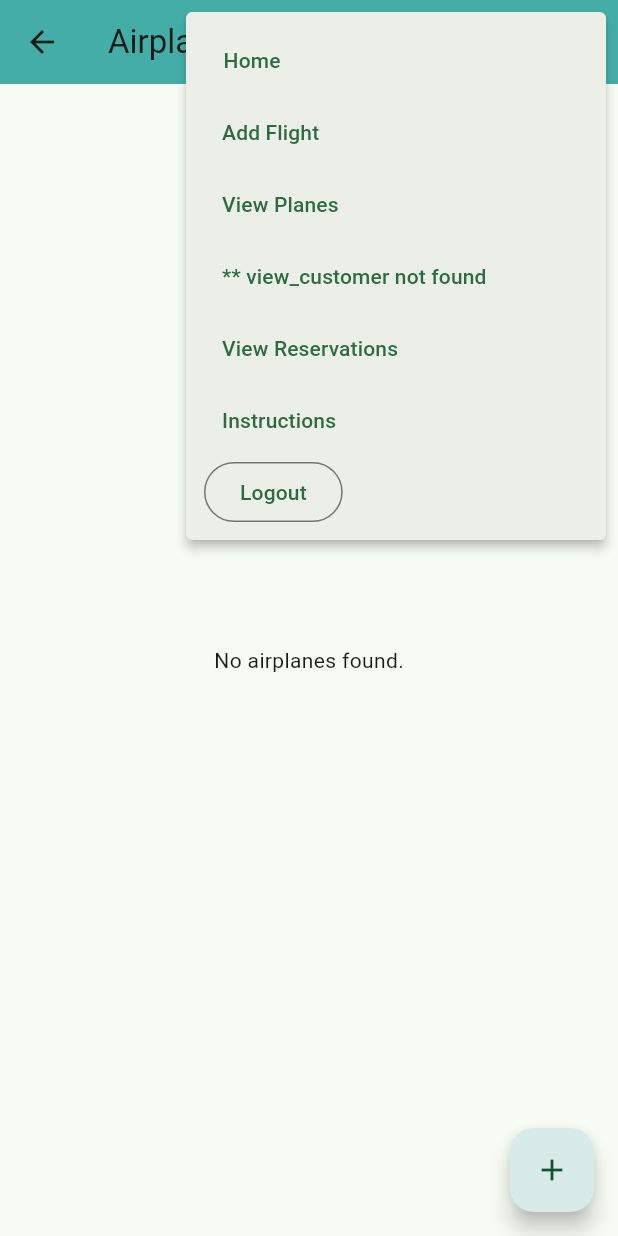
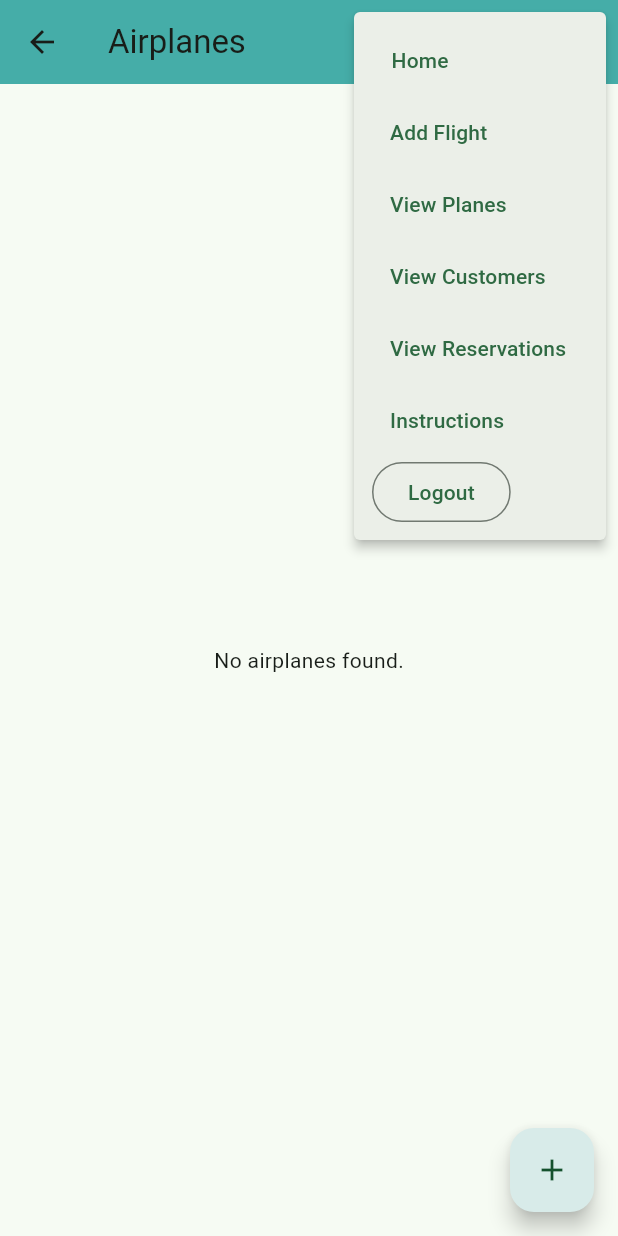
Before and after one commit to koloyyee/i_can_fly, a Flutter app: the AirplanePage screen opened by its route, after a tap on the "more vert" icon, on a phone screen of 412 x 824 dp. Run offline on Flutter 3.47's test engine with Material 3 defaults, Android fonts, the phone set to English and light mode, and no system bars; our stand-ins replace floor, fluttertoast, shared_preferences, sqflite; missing offline and left inert: encrypted_shared_preferences; accounts and stored records are empty; generated files the repository leaves out were written again.

Commit message:
update: translation for commmon action menu

```diff
--- a/lib/common/common_actions_menu.dart
+++ b/lib/common/common_actions_menu.dart
@@ -56,7 +56,7 @@ class CommonActionsMenu extends StatelessWidget {
             onPressed: () {
               Navigator.pushNamed(context, "/customers");
             },
-            child: Text(lookupTranslate(context, "view_customer")),
+            child: Text(lookupTranslate(context, "view_customers")),
           ),
         ),
         PopupMenuItem(
```
